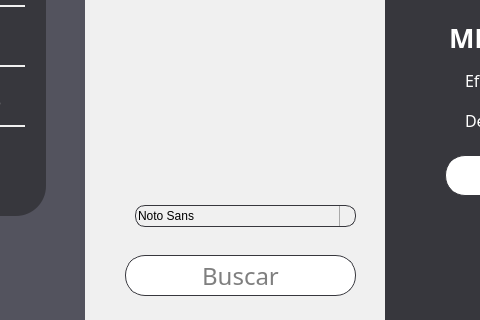
The window that app/frontend/pantalla_adeudo_admin.ui (uRicardoCaballero/Radcomtest) describes before a commit, drawn with Qt 5; both pictures show x 255 to 735 and y 405 to 725 of the 1275 by 725 pixel window.
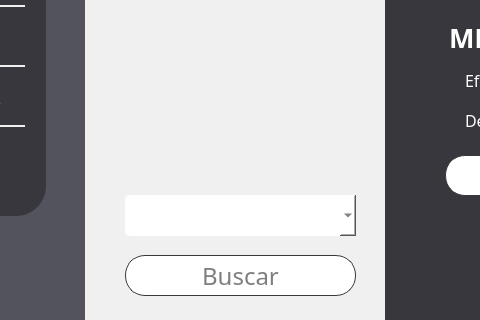
The same window after the commit. Icons and pictures are not drawn.

```diff
--- a/app/frontend/pantalla_adeudo_admin.ui
+++ b/app/frontend/pantalla_adeudo_admin.ui
@@ -1004,60 +1004,30 @@
      <string>Buscar</string>
     </property>
    </widget>
-   <widget class="QFontComboBox" name="Filtro">
+   <widget class="QComboBox" name="Select1">
     <property name="geometry">
      <rect>
-      <x>50</x>
-      <y>610</y>
-      <width>221</width>
-      <height>22</height>
+      <x>40</x>
+      <y>600</y>
+      <width>231</width>
+      <height>41</height>
      </rect>
     </property>
     <property name="font">
      <font>
       <family>Montserrat</family>
-      <pointsize>14</pointsize>
+      <pointsize>-1</pointsize>
      </font>
     </property>
     <property name="styleSheet">
-     <string notr="true">QFontComboBox{
-	border: 1px solid #37373d;
-	border-radius: 10px;
-	background: transparent;
-}
-QComboBox::drop-down {
-    subcontrol-origin: padding;
-    subcontrol-position: top right;
-    width: 15px;
-    border-left-width: 1px;
-    border-left-color: darkgray;
-    border-left-style: solid;
-    border-top-right-radius: 3px;
-    border-bottom-right-radius: 3px;
-    background: transparent;  /* Fondo transparente */
-}
-
-QComboBox::down-arrow {
-    image: url(none); /* Borra cualquier imagen personalizada */
-    width: 10px;  /* Tamaño predeterminado de la flecha */
-    height: 10px;
-}
-
-QComboBox::down-arrow {
-    image: url(:/qt-project.org/styles/commonstyle/images/arrow-down-16.png);  /* Restaura la flecha predeterminada */
+     <string notr="true">QComboBox{
+ 	background: #FFFFFF;
+	color: #37373d;
+	border-radius: 5px;
+	font-family: Montserrat; /* Type of font */
+    font-size: 16px;                /* Size of the text */
 }</string>
     </property>
-    <property name="currentText">
-     <string/>
-    </property>
-    <property name="currentFont">
-     <font>
-      <family>Montserrat</family>
-      <pointsize>14</pointsize>
-      <weight>50</weight>
-      <bold>false</bold>
-     </font>
-    </property>
    </widget>
   </widget>
   <widget class="QLabel" name="label">
```
Left out of the diff: 2 changed lines with no effect on the pictures.
